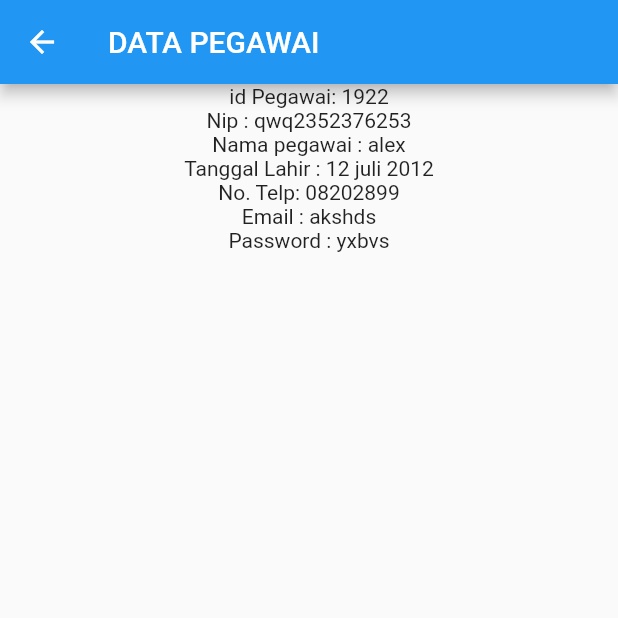
After one commit to ajimulyanaa/flutterkuliah, a Flutter app: the pagepage screen opened directly, after a tap on "Pegawai", on a phone screen of 412 x 824 dp, the top half of it. The commit adds this screen. Run offline on Flutter 3.47's test engine with Material 2 defaults, Android fonts, the phone set to English and light mode, and no system bars.

Commit message:
tugas mobile

```diff
--- /dev/null
+++ b/lib/Tugas_pert_5/data.dart
@@ -0,0 +1,71 @@
+import 'package:flutter/material.dart';
+import "pasien_pegawai.dart";
+
+class data extends StatefulWidget {
+  final Pasien pasien;
+  const data({super.key, required this.pasien});
+
+  @override
+  State<data> createState() => _dataState();
+}
+
+class _dataState extends State<data> {
+  @override
+  Widget build(BuildContext context) {
+    return Scaffold(
+      appBar: AppBar(
+        title: Text("Data Pasien"),
+      ),
+      body: ListView(
+        children: [
+          Column(
+            mainAxisAlignment: MainAxisAlignment.center,
+            children: [
+              Text("id pasien : ${widget.pasien.id}"),
+              Text("Nomor Ruang : ${widget.pasien.nomor_rm}"),
+              Text("Nama pasien : ${widget.pasien.nama}"),
+              Text("Tanggal Lahir : ${widget.pasien.tanggal_lahir}"),
+              Text("No. Telp: ${widget.pasien.nomor_telepon}"),
+              Text("Alamat : ${widget.pasien.alamat}"),
+            ],
+          ),
+        ],
+      ),
+    );
+  }
+}
+
+class datapegawai extends StatefulWidget {
+  final Pegawai pegawai;
+  const datapegawai({super.key, required this.pegawai});
+
+  @override
+  State<datapegawai> createState() => _datapegawaiState();
+}
+
+class _datapegawaiState extends State<datapegawai> {
+  @override
+  Widget build(BuildContext context) {
+    return Scaffold(
+      appBar: AppBar(
+        title: Text("DATA PEGAWAI"),
+      ),
+      body: ListView(
+        children: [
+          Column(
+            mainAxisAlignment: MainAxisAlignment.center,
+            children: [
+              Text("id Pegawai: ${widget.pegawai.id}"),
+              Text("Nip : ${widget.pegawai.nip}"),
+              Text("Nama pegawai : ${widget.pegawai.nama}"),
+              Text("Tanggal Lahir : ${widget.pegawai.tanggal_lahir}"),
+              Text("No. Telp: ${widget.pegawai.nomor_telepon}"),
+              Text("Email : ${widget.pegawai.email}"),
+              Text("Password : ${widget.pegawai.password}"),
+            ],
+          )
+        ],
+      ),
+    );
+  }
+}
--- /dev/null
+++ b/lib/Tugas_pert_5/halaman_data.dart
@@ -0,0 +1,66 @@
+import 'package:flutter/material.dart';
+import 'data.dart';
+import 'pasien_pegawai.dart';
+
+class pagepage extends StatefulWidget {
+  const pagepage({super.key});
+
+  @override
+  State<pagepage> createState() => _pagepageState();
+}
+
+class _pagepageState extends State<pagepage> {
+  @override
+  Widget build(BuildContext context) {
+    return Scaffold(
+      appBar: AppBar(title: Text("Informasi data")),
+      body: ListView(
+        children: [
+          GestureDetector(
+            child: Card(
+              child: ListTile(
+                title: const Text("Pasien"),
+              ),
+            ),
+            onTap: () {
+              Pasien pasien1 = new Pasien(
+                  id: 123,
+                  nomor_rm: "402A",
+                  nama: "Bastian",
+                  tanggal_lahir: "Tegal",
+                  nomor_telepon: "082322",
+                  alamat: "jalan casamora");
+              Navigator.push(
+                  context,
+                  MaterialPageRoute(
+                    builder: (context) => data(pasien: pasien1),
+                  ));
+            },
+          ),
+          GestureDetector(
+            child: Card(
+              child: ListTile(
+                title: const Text("Pegawai"),
+              ),
+            ),
+            onTap: () {
+              Pegawai pegawai1 = new Pegawai(
+                  id: 1922,
+                  nip: "qwq2352376253",
+                  nama: "alex",
+                  tanggal_lahir: "12 juli 2012",
+                  nomor_telepon: "08202899",
+                  email: "akshds",
+                  password: "yxbvs");
+
+              Navigator.push(
+                  context,
+                  MaterialPageRoute(
+                      builder: (context) => datapegawai(pegawai: pegawai1)));
+            },
+          ),
+        ],
+      ),
+    );
+  }
+}
--- /dev/null
+++ b/lib/Tugas_pert_5/main.dart
@@ -0,0 +1,22 @@
+import 'package:flutter/material.dart';
+import "halaman_data.dart";
+
+void main() {
+  runApp(new Myapp());
+}
+
+class Myapp extends StatefulWidget {
+  const Myapp({super.key});
+
+  @override
+  State<Myapp> createState() => _MyappState();
+}
+
+class _MyappState extends State<Myapp> {
+  @override
+  Widget build(BuildContext context) {
+    return const MaterialApp(
+      home: pagepage(),
+    );
+  }
+}
--- /dev/null
+++ b/lib/Tugas_pert_5/pasien_pegawai.dart
@@ -0,0 +1,35 @@
+class Pasien {
+  int id;
+  String nomor_rm;
+  String nama;
+  String tanggal_lahir;
+  String nomor_telepon;
+  String alamat;
+
+  Pasien(
+      {required this.id,
+      required this.nomor_rm,
+      required this.nama,
+      required this.tanggal_lahir,
+      required this.nomor_telepon,
+      required this.alamat});
+}
+
+class Pegawai {
+  int id;
+  String nip;
+  String nama;
+  String tanggal_lahir;
+  String nomor_telepon;
+  String email;
+  String password;
+
+  Pegawai(
+      {required this.id,
+      required this.nip,
+      required this.nama,
+      required this.tanggal_lahir,
+      required this.nomor_telepon,
+      required this.email,
+      required this.password});
+}
--- a/lib/data_poli/detail_poli.dart
+++ b/lib/data_poli/detail_poli.dart
@@ -19,6 +19,8 @@ class _poliDetailState extends State<poliDetail> {
           children: [
             SizedBox(
               height: 20,
+              child:
+                  ElevatedButton(onPressed: () {}, child: Text("tekan tombol")),
             ),
             Text("Nama poli : ${widget.poli.namaPoli}",
                 style: TextStyle(fontSize: 20)),
```
Also changed, not shown: lib/data_poli/halaman_data_poli.dart (+17 -3 lines).
